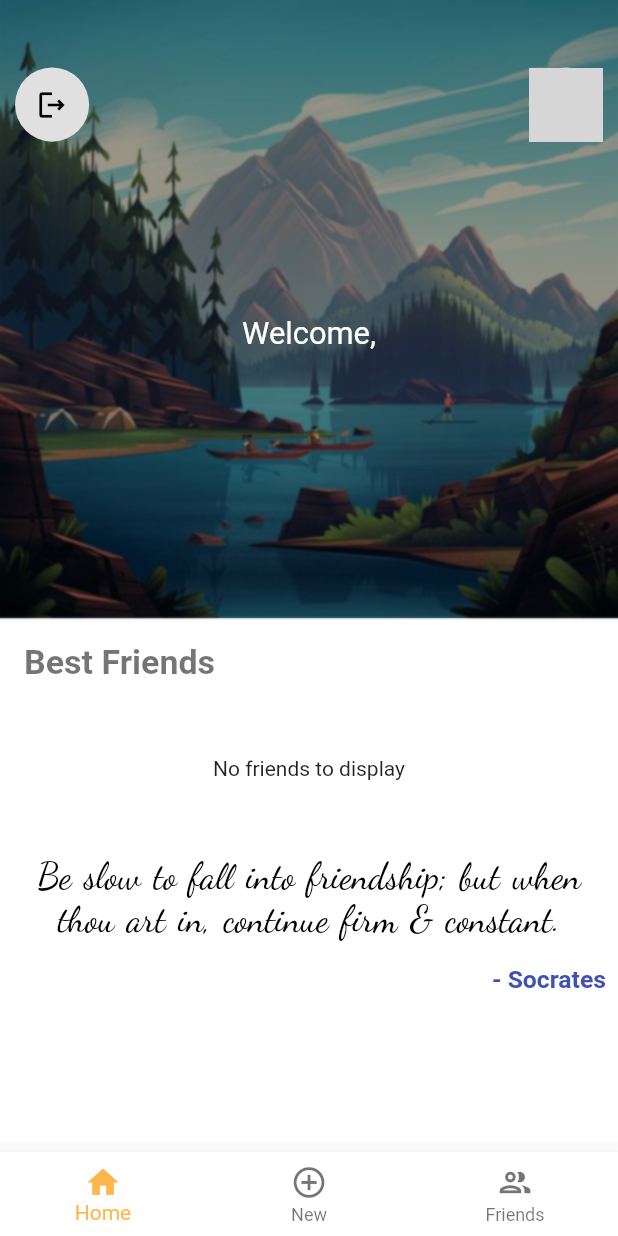
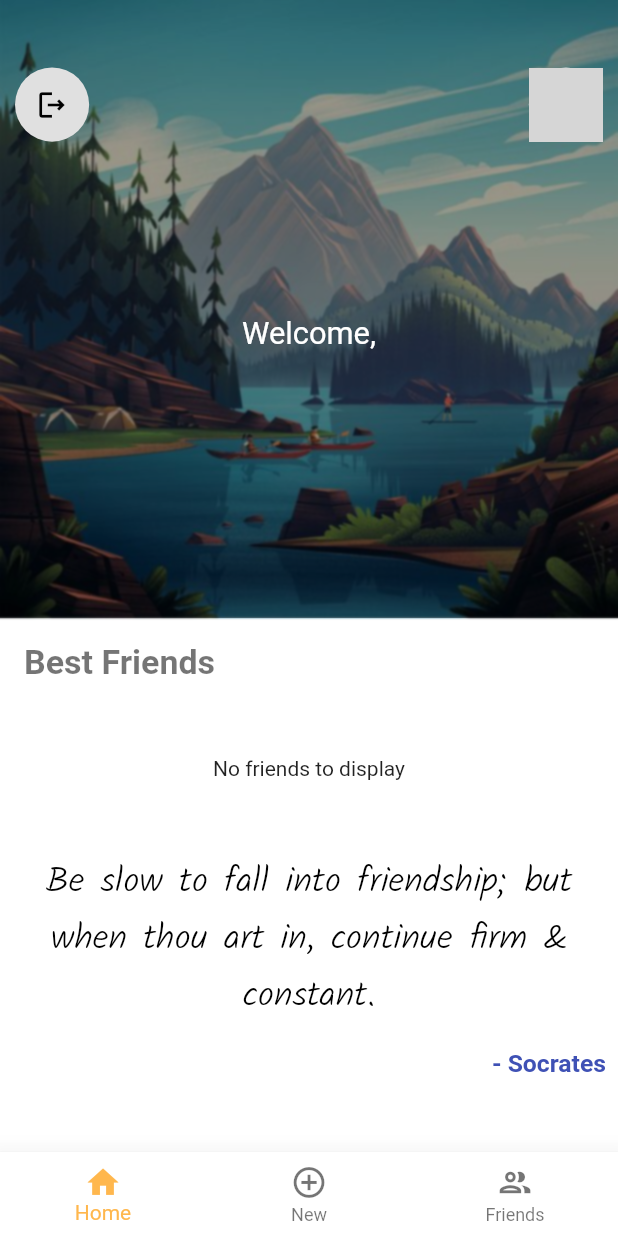
Before and after one commit to Alpha17-2/Friends_App, a Flutter app: the screen it shows once a user with an empty profile is signed in, on a phone screen of 412 x 824 dp. Run offline on Flutter 3.47's test engine with Material 2 defaults, Android fonts, the phone set to English and light mode, and no system bars; our stand-ins replace cached_network_image, cloud_firestore, firebase_auth, firebase_core, firebase_storage, flutter_spinkit and 2 more; accounts and stored records are empty; network calls fail; grey boxes are pictures that could not be loaded.

Commit message:
new font included

```diff
--- a/lib/Providers/FriendsManager.dart
+++ b/lib/Providers/FriendsManager.dart
@@ -132,7 +132,6 @@ class FriendsManager extends ChangeNotifier {
                 'isBestFriend': friend.isBestFriend,
                 'isCloseFriend': friend.isCloseFriend,
                 'title': friend.title,
-                'images': friend.interests,
                 'dob': friend.dob,
                 'education': friend.education,
                 'gender': friend.gender,
@@ -177,7 +176,7 @@ class FriendsManager extends ChangeNotifier {
               'youtube': friend.youtube,
               'snapchat': friend.snapchat,
               'facebook': friend.facebook,
-              'dp': '',
+              'dp': friend.dp,
               'contactNumber': friend.contactNumber,
               'docId': '',
               'mail': friend.mail,
--- a/lib/Screens/editFriendScreen.dart
+++ b/lib/Screens/editFriendScreen.dart
@@ -78,9 +78,9 @@ class _editFriendScreenState extends State<editFriendScreen> {
       listOfInterests[initInterest[i]] = initInterest[i];
     }
     isMale = widget.f!.gender == "Male" ? true : false;
-    school = TextEditingController();
-    college = TextEditingController();
-    workAt = TextEditingController();
+    school = TextEditingController(text: widget.f!.school);
+    college = TextEditingController(text: widget.f!.college);
+    workAt = TextEditingController(text: widget.f!.work);
     interest = TextEditingController();
     phone = TextEditingController(text: widget.f!.contactNumber);
     title = TextEditingController(text: widget.f!.title);
--- a/lib/Screens/exploreScreen.dart
+++ b/lib/Screens/exploreScreen.dart
@@ -293,8 +293,8 @@ class _exploreScreenState extends State<exploreScreen> {
                 textAlign: TextAlign.center,
                 style: TextStyle(
                   color: Colors.black,
-                  fontFamily: 'Dancing',
-                  wordSpacing: 2.2,
+                  fontFamily: 'Kalam',
+                  wordSpacing: 1,
                   fontWeight: FontWeight.w500,
                   fontSize: displayWidth(context) * 0.058,
                 ),
--- a/pubspec.yaml
+++ b/pubspec.yaml
@@ -91,3 +91,7 @@ flutter:
     - family: Zen
       fonts:
         - asset: fonts/Zen.ttf
+
+    - family: Kalam
+      fonts:
+        - asset: fonts/Kalam.ttf
```
Also changed, not shown: fonts/Kalam.ttf (added), pubspec.lock.
